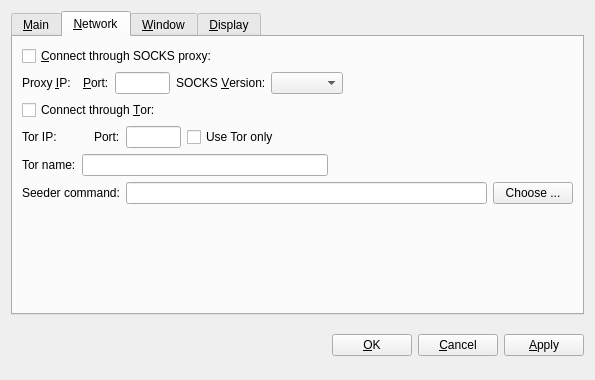
The window that src/qt/forms/optionsdialog.ui (FromHDDtoSSD/SorachanCoin-qt) describes before a commit, drawn with Qt 5.
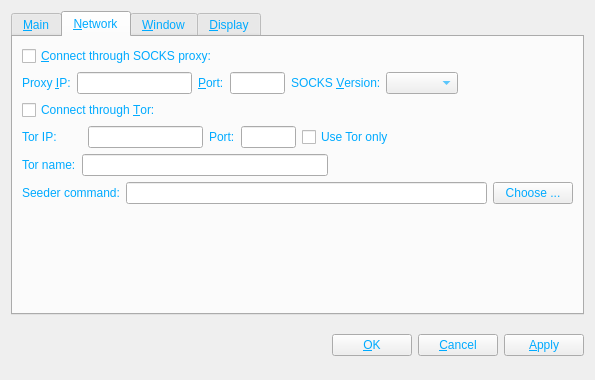
The same window after the commit. The open tabs and pages were chosen to show the change. Icons and pictures are not drawn. Custom widgets are drawn as their Qt base class.

```diff
--- a/src/qt/forms/optionsdialog.ui
+++ b/src/qt/forms/optionsdialog.ui
@@ -13,6 +13,10 @@
   <property name="windowTitle">
    <string>Options</string>
   </property>
+  <property name="styleSheet">
+   <string notr="true">background-image: url(:/images/bkg2);
+color: rgb(0, 170, 255);</string>
+  </property>
   <layout class="QVBoxLayout" name="verticalLayout">
    <item>
     <widget class="QTabWidget" name="tabWidget">
@@ -146,7 +150,7 @@
           </widget>
          </item>
          <item>
-          <widget class="QValidatedLineEdit" name="proxyIp" native="true">
+          <widget class="QValidatedLineEdit" name="proxyIp">
            <property name="maximumSize">
             <size>
              <width>140</width>
@@ -242,7 +246,7 @@
           </widget>
          </item>
          <item>
-          <widget class="QValidatedLineEdit" name="torIp" native="true">
+          <widget class="QValidatedLineEdit" name="torIp">
            <property name="maximumSize">
             <size>
              <width>115</width>
@@ -594,7 +598,7 @@
  <customwidgets>
   <customwidget>
    <class>QValidatedLineEdit</class>
-   <extends>QWidget</extends>
+   <extends>QLineEdit</extends>
    <header>qvalidatedlineedit.h</header>
   </customwidget>
   <customwidget>
```
